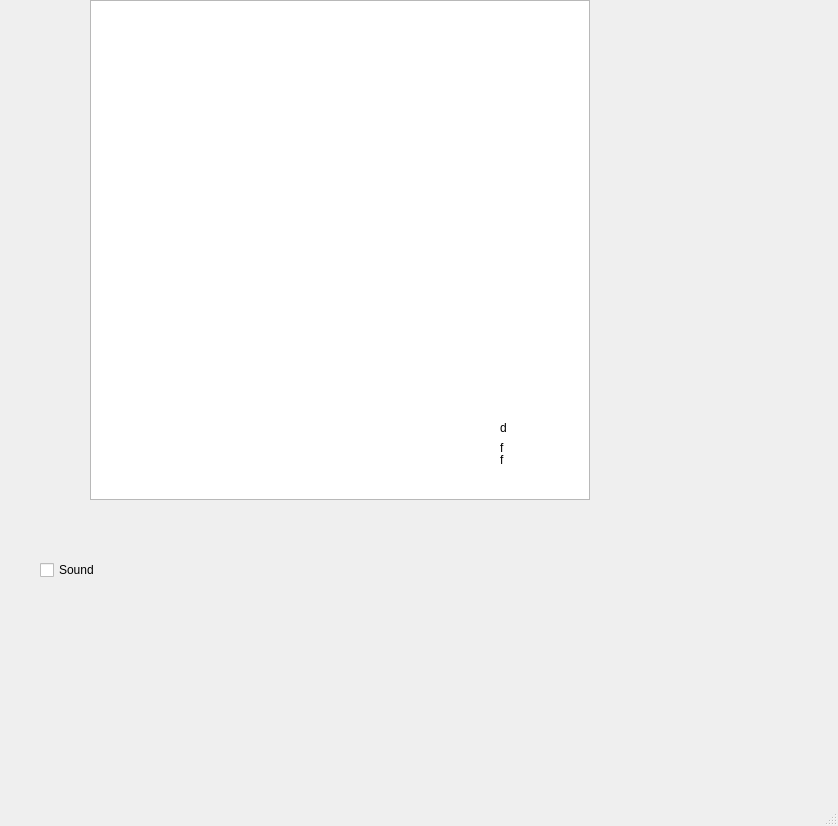
Above: Graphics/mainwindowanimate.ui from ShihoVN/HiveChime before the change. Below: the same form after it.
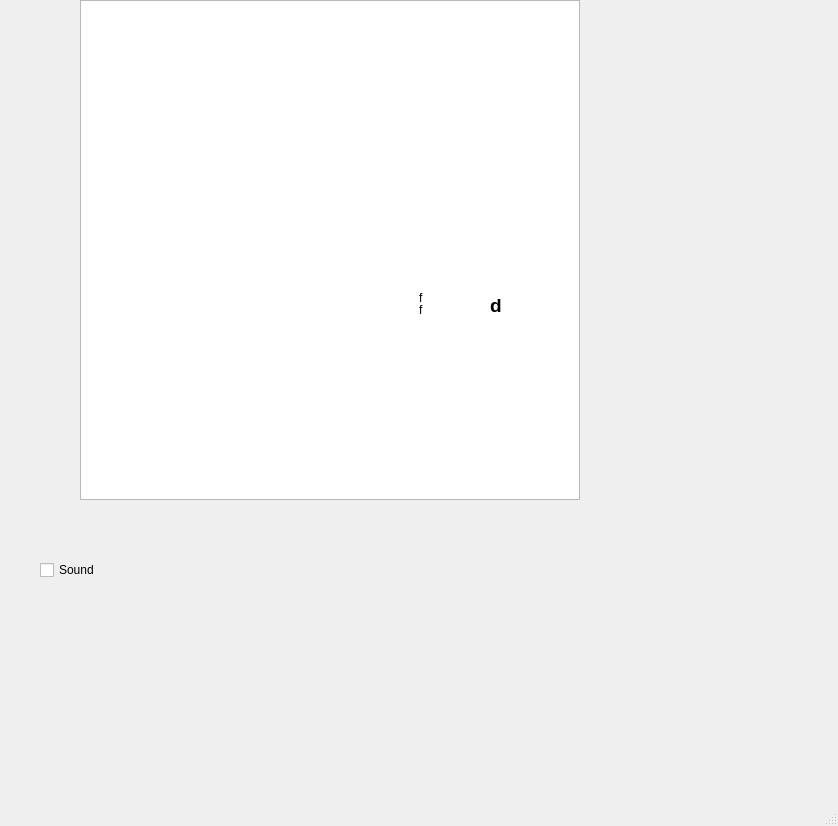
That is the form after the change.

What changed in the file:
```diff
--- a/Graphics/mainwindowanimate.ui
+++ b/Graphics/mainwindowanimate.ui
@@ -17,7 +17,7 @@
    <widget class="QGraphicsView" name="display">
     <property name="geometry">
      <rect>
-      <x>90</x>
+      <x>80</x>
       <y>0</y>
       <width>500</width>
       <height>500</height>
@@ -58,8 +58,8 @@
    <widget class="QLabel" name="cityName">
     <property name="geometry">
      <rect>
-      <x>500</x>
-      <y>450</y>
+      <x>419</x>
+      <y>300</y>
       <width>59</width>
       <height>20</height>
      </rect>
@@ -74,8 +74,8 @@
    <widget class="QLabel" name="weather">
     <property name="geometry">
      <rect>
-      <x>500</x>
-      <y>440</y>
+      <x>419</x>
+      <y>290</y>
       <width>59</width>
       <height>15</height>
      </rect>
@@ -87,12 +87,19 @@
    <widget class="QLabel" name="temp">
     <property name="geometry">
      <rect>
-      <x>500</x>
-      <y>420</y>
-      <width>59</width>
-      <height>15</height>
+      <x>490</x>
+      <y>280</y>
+      <width>91</width>
+      <height>51</height>
      </rect>
     </property>
+    <property name="font">
+     <font>
+      <pointsize>14</pointsize>
+      <weight>75</weight>
+      <bold>true</bold>
+     </font>
+    </property>
     <property name="text">
      <string>d</string>
     </property>
```
